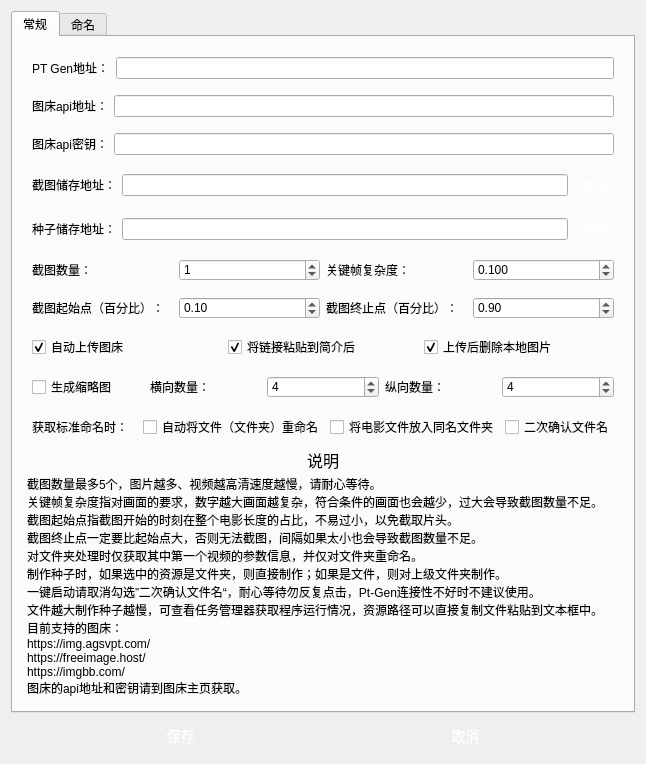
Above: ph-bjd/ui/settings.ui from publish-helper/publish-helper before the change. Below: the same form after it.
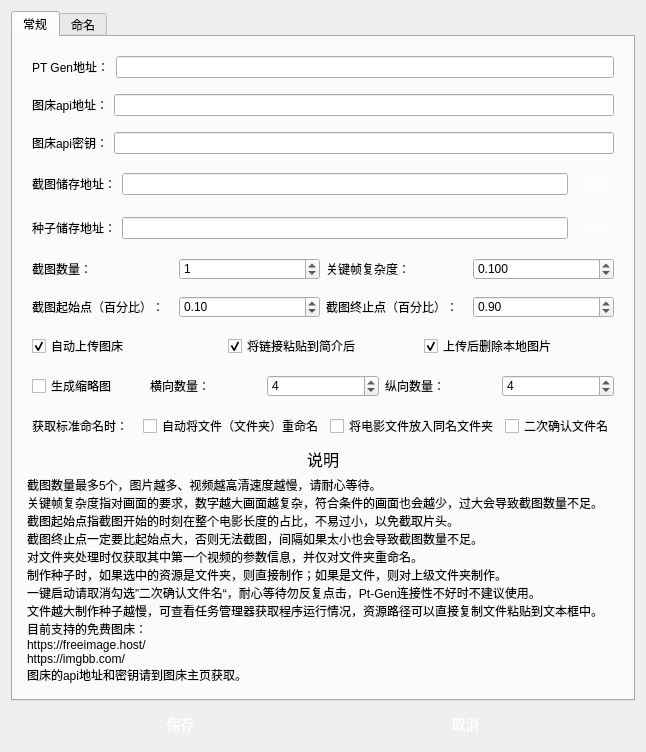
That is the form after the change.

Commit message: 重构了所有的命名代码，支持自定义命名规则，支持检测色深信息和帧率信息。

What changed in the file:
```diff
--- a/ph-bjd/ui/settings.ui
+++ b/ph-bjd/ui/settings.ui
@@ -1356,8 +1356,7 @@
 制作种子时，如果选中的资源是文件夹，则直接制作；如果是文件，则对上级文件夹制作。
 一键启动请取消勾选”二次确认文件名“，耐心等待勿反复点击，Pt-Gen连接性不好时不建议使用。
 文件越大制作种子越慢，可查看任务管理器获取程序运行情况，资源路径可以直接复制文件粘贴到文本框中。
-目前支持的图床：
-https://img.agsvpt.com/
+目前支持的免费图床：
 https://freeimage.host/
 https://imgbb.com/
 图床的api地址和密钥请到图床主页获取。</string>
```
Left out of the diff: 3 changed lines with no effect on the pictures. The commit also changes 1 other file.
